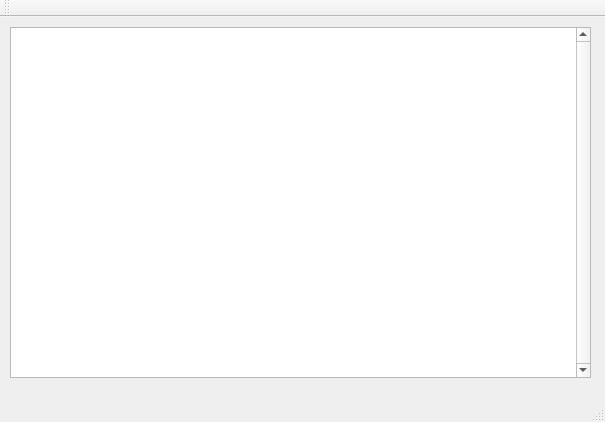
The window that mainwindow.ui (CrustyAuklet/QUsb) describes before a commit, drawn with Qt 5.
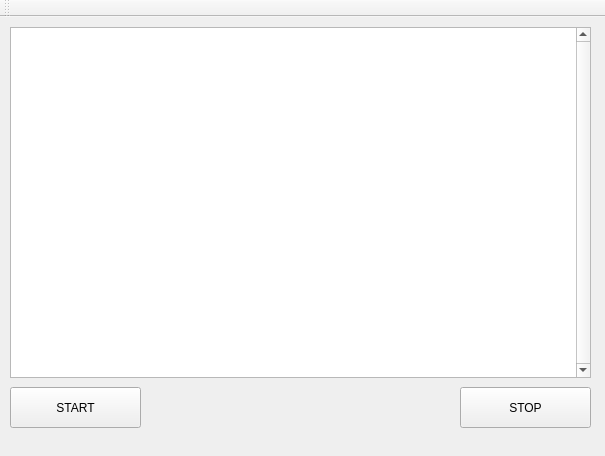
The same window after the commit.

Patch:
```diff
--- a/mainwindow.ui
+++ b/mainwindow.ui
@@ -7,9 +7,15 @@
     <x>0</x>
     <y>0</y>
     <width>605</width>
-    <height>422</height>
+    <height>456</height>
    </rect>
   </property>
+  <property name="sizePolicy">
+   <sizepolicy hsizetype="Fixed" vsizetype="Fixed">
+    <horstretch>0</horstretch>
+    <verstretch>0</verstretch>
+   </sizepolicy>
+  </property>
   <property name="windowTitle">
    <string>MainWindow</string>
   </property>
@@ -33,6 +39,32 @@
      <bool>true</bool>
     </property>
    </widget>
+   <widget class="QPushButton" name="DevListenStart">
+    <property name="geometry">
+     <rect>
+      <x>10</x>
+      <y>370</y>
+      <width>131</width>
+      <height>41</height>
+     </rect>
+    </property>
+    <property name="text">
+     <string>START</string>
+    </property>
+   </widget>
+   <widget class="QPushButton" name="DevListen_stop">
+    <property name="geometry">
+     <rect>
+      <x>460</x>
+      <y>370</y>
+      <width>131</width>
+      <height>41</height>
+     </rect>
+    </property>
+    <property name="text">
+     <string>STOP</string>
+    </property>
+   </widget>
   </widget>
   <widget class="QMenuBar" name="menuBar">
    <property name="geometry">
@@ -52,7 +84,6 @@
     <bool>false</bool>
    </attribute>
   </widget>
-  <widget class="QStatusBar" name="statusBar"/>
  </widget>
  <layoutdefault spacing="6" margin="11"/>
  <resources/>
```
Left out of the diff: 2 changed lines with no effect on the pictures.
